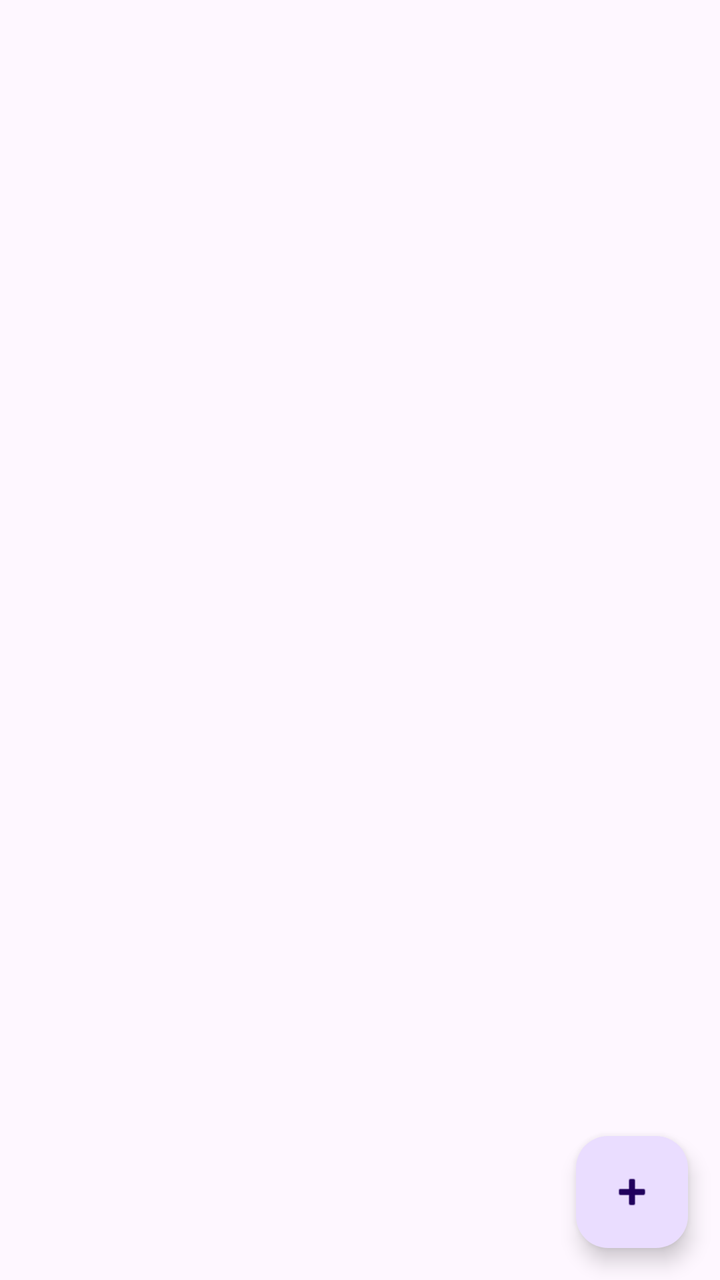
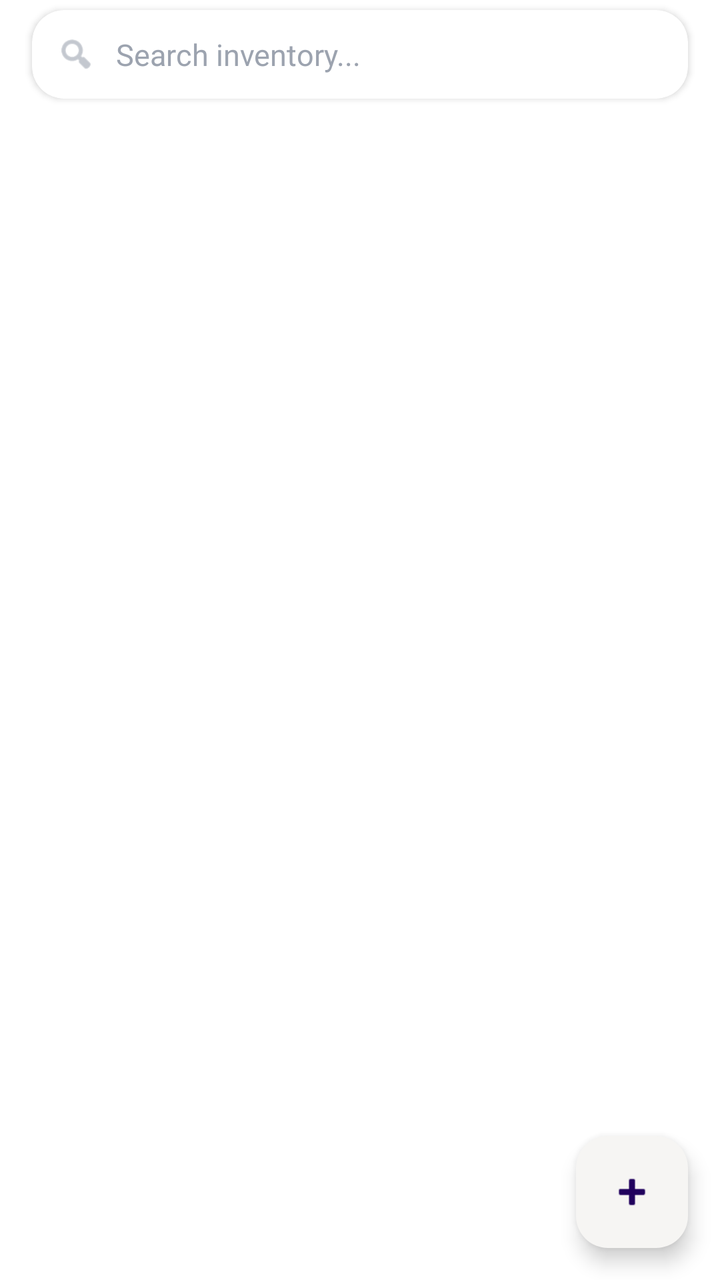

Before-and-after screenshots of an Android layout around one commit, followed by the original layout XML and the change that was made.
<!-- AndroidManifest.xml: application theme Theme.MVVMArchitecture -->
<!-- res/layout/fragment_needs.xml -->
<androidx.coordinatorlayout.widget.CoordinatorLayout
    xmlns:android="http://schemas.android.com/apk/res/android"
    android:layout_width="match_parent"
    android:layout_height="match_parent">

    

    <com.google.android.material.floatingactionbutton.FloatingActionButton
        android:id="@+id/fabAdd"
        android:layout_width="wrap_content"
        android:layout_height="wrap_content"
        android:layout_gravity="bottom|end"
        android:layout_margin="16dp"
        android:src="@android:drawable/ic_input_add"/>

</androidx.coordinatorlayout.widget.CoordinatorLayout>
<!-- resources referenced by this layout -->
<resources>
  <style name="Theme.MVVMArchitecture" parent="Base.Theme.MVVMArchitecture" />
  <style name="Base.Theme.MVVMArchitecture" parent="Theme.Material3.DayNight.NoActionBar">
          
          
      </style>
</resources>

<!-- the commit's change to res/layout/fragment_needs.xml (unified diff, before → after) -->
@@ -1,9 +1,67 @@
-<androidx.coordinatorlayout.widget.CoordinatorLayout
+<?xml version="1.0" encoding="utf-8"?>
+<androidx.constraintlayout.widget.ConstraintLayout
+    android:layout_width="match_parent"
+    android:layout_height="match_parent"
     xmlns:android="http://schemas.android.com/apk/res/android"
+    xmlns:app="http://schemas.android.com/apk/res-auto"
+    xmlns:tools="http://schemas.android.com/tools">
+
+<LinearLayout
+
+android:layout_width="match_parent"
+android:layout_height="match_parent"
+android:orientation="vertical"
+android:background="?attr/customBackgroundColor">
+
+
+<androidx.cardview.widget.CardView
     android:layout_width="match_parent"
-    android:layout_height="match_parent">
+    android:layout_height="wrap_content"
+    android:layout_marginStart="16dp"
+    android:layout_marginEnd="16dp"
+    android:layout_marginTop="5dp"
+    app:cardCornerRadius="16dp"
+    app:cardElevation="2dp">
 
-    
+    <LinearLayout
+        android:layout_width="match_parent"
+        android:layout_height="wrap_content"
+        android:orientation="horizontal"
+        android:gravity="center_vertical"
+        android:padding="12dp">
+
+        <ImageView
+            android:layout_width="20dp"
+            android:layout_height="20dp"
+            android:src="@android:drawable/ic_menu_search"
+            app:tint="#9CA3AF" />
+
+        <EditText
+            android:id="@+id/edtSearch"
+            android:layout_width="match_parent"
+            android:layout_height="wrap_content"
+            android:layout_marginStart="10dp"
+            android:background="@android:color/transparent"
+            android:hint="Search inventory..."
+            android:textColor="#111827"
+            android:textColorHint="#9CA3AF"
+            android:textSize="15sp"/>
+
+    </LinearLayout>
+
+</androidx.cardview.widget.CardView>
+
+
+<androidx.recyclerview.widget.RecyclerView
+    android:id="@+id/recyclerInventory"
+    android:layout_width="match_parent"
+    android:layout_height="0dp"
+    android:layout_weight="1"
+    android:padding="16dp"
+    android:clipToPadding="false"
+    tools:listitem="@layout/item_inventory"/>
+
+</LinearLayout>
 
     <com.google.android.material.floatingactionbutton.FloatingActionButton
         android:id="@+id/fabAdd"
@@ -11,6 +69,104 @@
         android:layout_height="wrap_content"
         android:layout_gravity="bottom|end"
         android:layout_margin="16dp"
-        android:src="@android:drawable/ic_input_add"/>
+        android:backgroundTint="?attr/colorPrimaryContainer"
+        android:src="@android:drawable/ic_input_add"
+        app:layout_constraintBottom_toBottomOf="parent"
+        app:layout_constraintEnd_toEndOf="parent" />
 
-</androidx.coordinatorlayout.widget.CoordinatorLayout>
+</androidx.constraintlayout.widget.ConstraintLayout>
+<!-- res/layout/item_inventory.xml (included above) -->
+<?xml version="1.0" encoding="utf-8"?>
+<androidx.cardview.widget.CardView
+    xmlns:android="http://schemas.android.com/apk/res/android"
+    xmlns:app="http://schemas.android.com/apk/res-auto"
+    android:layout_width="match_parent"
+    android:layout_height="wrap_content"
+    android:layout_marginBottom="14dp"
+    app:cardCornerRadius="18dp"
+    app:cardElevation="3dp"
+    app:cardBackgroundColor="?attr/customBackgroundColor">
+
+    <LinearLayout
+        android:id="@+id/ll_mainLayout"
+        android:layout_width="match_parent"
+        android:layout_height="wrap_content"
+        android:orientation="horizontal"
+        android:padding="10dp"
+        android:gravity="center_vertical">
+
+        
+        <LinearLayout
+            android:layout_width="54dp"
+            android:layout_height="54dp"
+            android:gravity="center"
+            android:background="@drawable/bg_circle">
+
+            <TextView
+                android:id="@+id/txtShortName"
+                android:layout_width="wrap_content"
+                android:layout_height="wrap_content"
+                android:text="R"
+                android:textColor="#FFFFFF"
+                android:textStyle="bold"
+                android:textSize="18sp"/>
+
+        </LinearLayout>
+
+        
+        <LinearLayout
+            android:layout_width="0dp"
+            android:layout_height="wrap_content"
+            android:layout_weight="1"
+            android:orientation="vertical"
+            android:layout_marginStart="14dp">
+
+            <TextView
+                android:id="@+id/txtItemName"
+                android:layout_width="wrap_content"
+                android:layout_height="wrap_content"
+                android:text="Rice Bag"
+                android:textStyle="bold"
+                android:textColor="#111827"
+                android:textSize="17sp"/>
+
+            <TextView
+                android:id="@+id/txtTransaction"
+                android:layout_width="wrap_content"
+                android:layout_height="wrap_content"
+                android:text="Last Transaction: 15 May 2026"
+                android:textColor="#6B7280"
+                android:textSize="13sp"
+                android:layout_marginTop="5dp"/>
+
+        </LinearLayout>
+
+        
+        <LinearLayout
+            android:layout_width="wrap_content"
+            android:layout_height="wrap_content"
+            android:orientation="vertical"
+            android:gravity="center_horizontal">
+
+            <TextView
+                android:layout_width="wrap_content"
+                android:layout_height="wrap_content"
+                android:text="Available"
+                android:textColor="#6B7280"
+                android:textSize="12sp"/>
+
+            <TextView
+                android:id="@+id/txtQty"
+                android:layout_width="wrap_content"
+                android:layout_height="wrap_content"
+                android:text="120 Kg"
+                android:textStyle="bold"
+                android:textColor="#10B981"
+                android:textSize="16sp"
+                android:layout_marginTop="4dp"/>
+
+        </LinearLayout>
+
+    </LinearLayout>
+
+</androidx.cardview.widget.CardView>
<!-- resource entries referenced after the edit -->
@@ -1,9 +1,20 @@
 <!-- resources referenced by this layout -->
 <resources>
+  <!-- drawable bg_circle (drawable) -->
+  <?xml version="1.0" encoding="utf-8"?>
+  <shape xmlns:android="http://schemas.android.com/apk/res/android"
+      android:shape="oval">
+  
+      <solid android:color="#4F46E5"/>
+  
+  </shape>
   <style name="Theme.MVVMArchitecture" parent="Base.Theme.MVVMArchitecture" />
   <style name="Base.Theme.MVVMArchitecture" parent="Theme.Material3.DayNight.NoActionBar">
           
-          
+          <item name="colorPrimary">#111827</item>
+          <item name="colorOnPrimary">#FFFFFF</item>
+          <item name="customBackgroundColor">#FFFFFF</item>
+          <item name="colorPrimaryContainer">#f6f5f3</item>
       </style>
 </resources>
 
